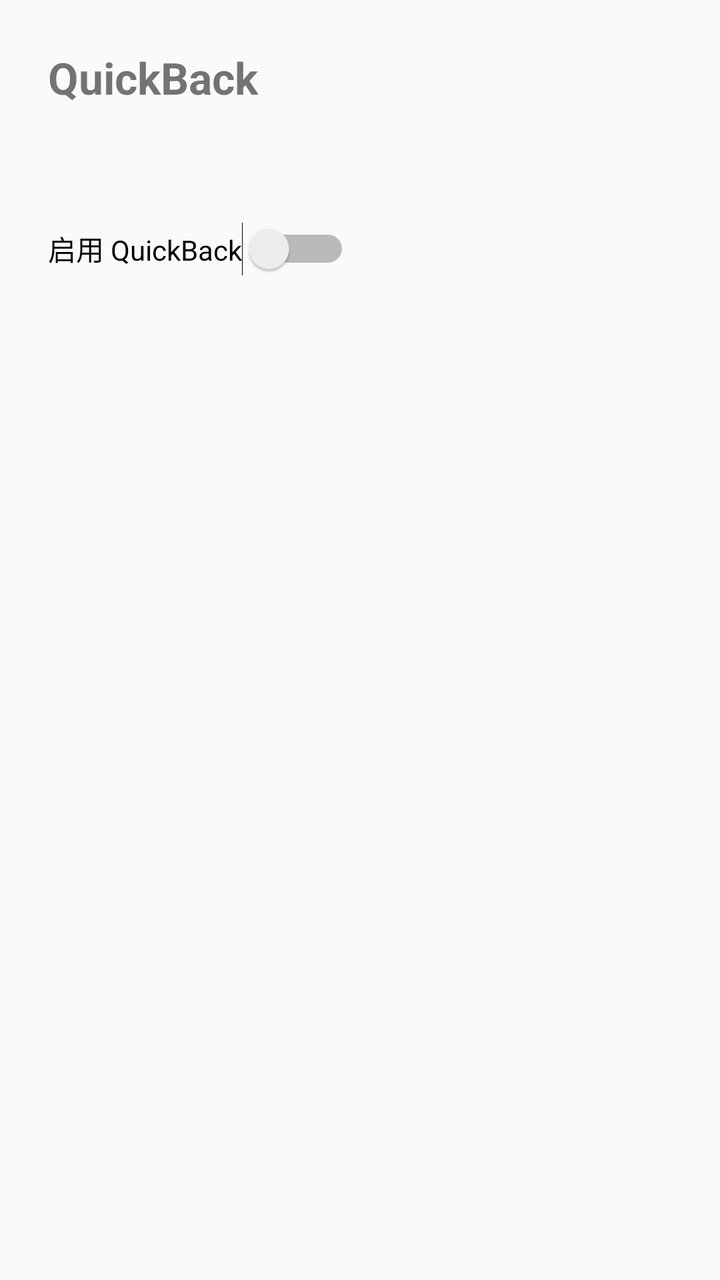
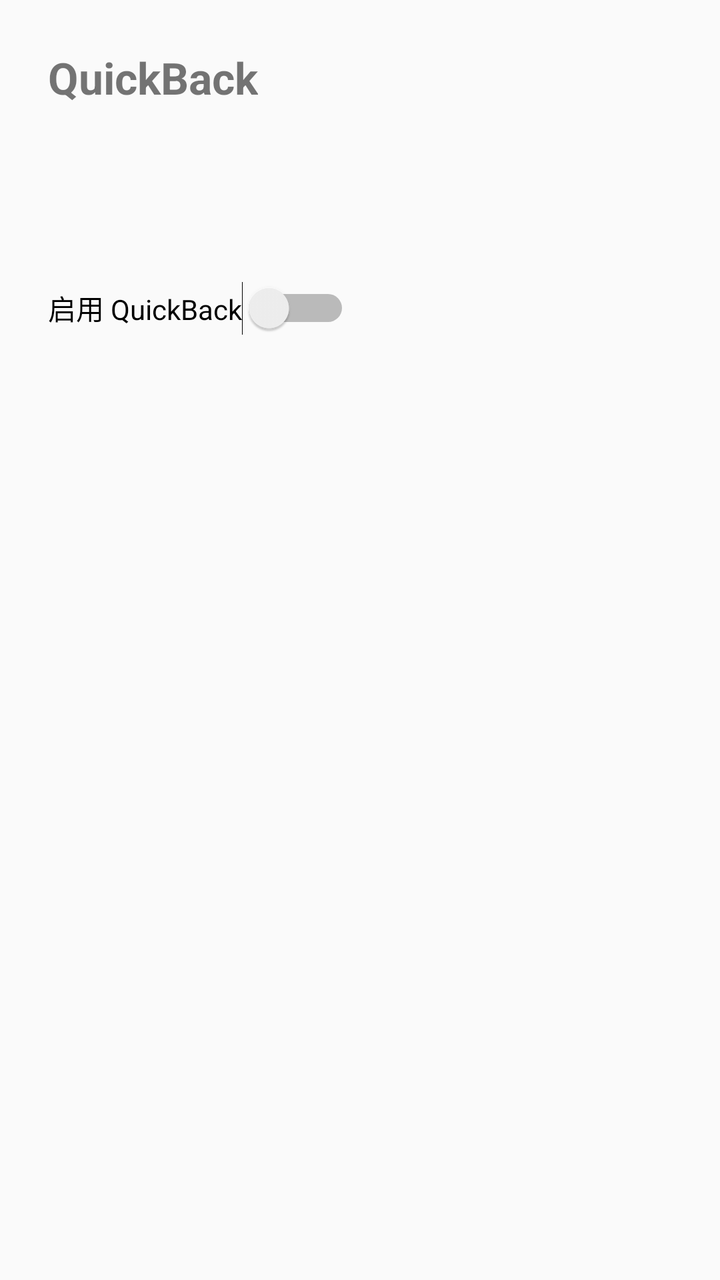

Before-and-after screenshots of an Android layout around one commit, followed by the original layout XML and the change that was made.
<!-- AndroidManifest.xml: application theme Theme.QuickBack -->
<!-- res/layout/activity_main.xml -->
<?xml version="1.0" encoding="utf-8"?>
<LinearLayout xmlns:android="http://schemas.android.com/apk/res/android"
    android:layout_width="match_parent"
    android:layout_height="match_parent"
    android:orientation="vertical"
    android:padding="24dp">

    <TextView
        android:id="@+id/title_text"
        android:layout_width="wrap_content"
        android:layout_height="wrap_content"
        android:text="@string/app_name"
        android:textSize="22sp"
        android:textStyle="bold" />

    <TextView
        android:id="@+id/status_text"
        android:layout_width="wrap_content"
        android:layout_height="wrap_content"
        android:layout_marginTop="16dp"
        android:textSize="16sp" />

    <Switch
        android:id="@+id/enable_switch"
        android:layout_width="wrap_content"
        android:layout_height="wrap_content"
        android:layout_marginTop="20dp"
        android:text="@string/enable_label" />

</LinearLayout>
<!-- resources referenced by this layout -->
<resources>
  <string name="app_name">QuickBack</string>
  <string name="enable_label">启用 QuickBack</string>
  <style name="Theme.QuickBack" parent="@android:style/Theme.Material.Light.NoActionBar" />
</resources>

<!-- the commit's change to res/layout/activity_main.xml (unified diff, before → after) -->
@@ -20,6 +20,14 @@
         android:layout_marginTop="16dp"
         android:textSize="16sp" />
 
+    <TextView
+        android:id="@+id/hint_text"
+        android:layout_width="match_parent"
+        android:layout_height="wrap_content"
+        android:layout_marginTop="12dp"
+        android:textSize="13sp"
+        android:lineSpacingExtra="4dp" />
+
     <Switch
         android:id="@+id/enable_switch"
         android:layout_width="wrap_content"
